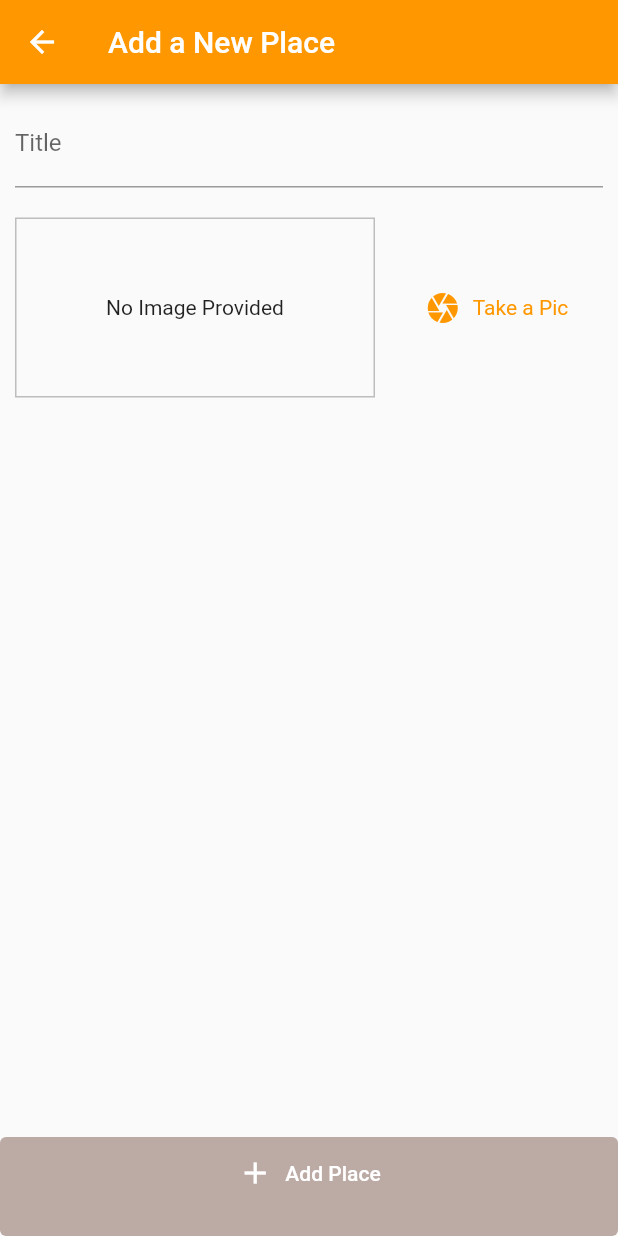
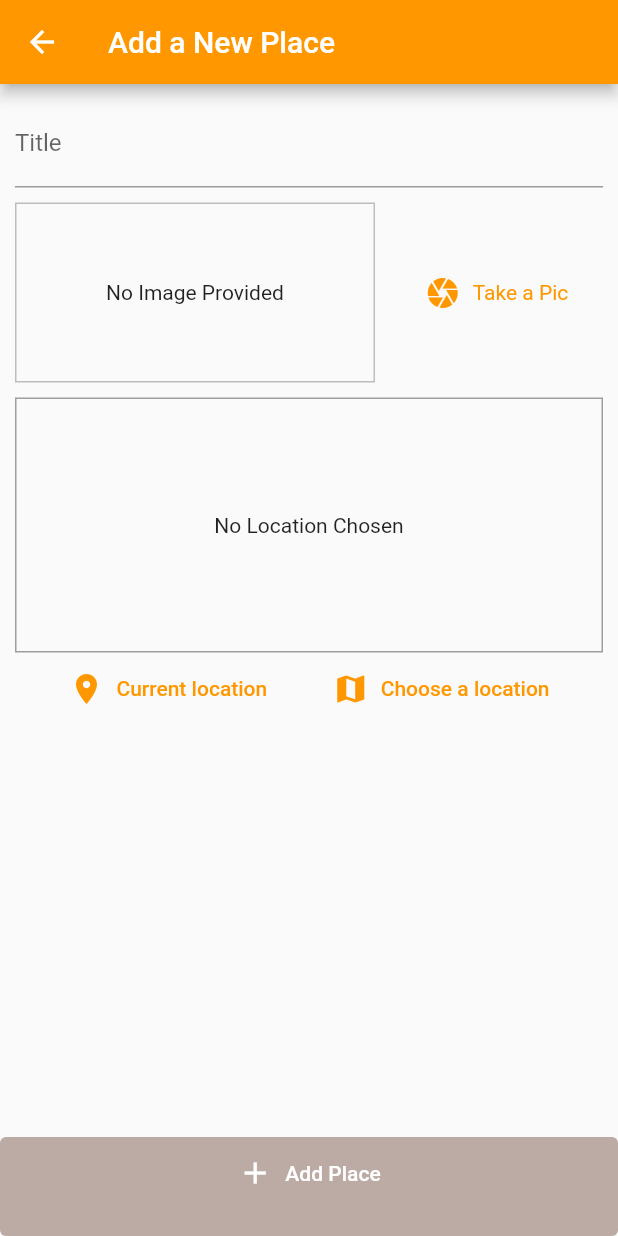
Before and after one commit to kenmaready/flutter_travel_app, a Flutter app: the screen it shows after launch, after a tap on the "add" icon, on a phone screen of 412 x 824 dp. Run offline on Flutter 3.47's test engine with Material 2 defaults, Android fonts, the phone set to English and light mode, and no system bars; our stand-ins replace geolocator, google_maps_flutter, image_picker, location, sqflite; missing offline and left inert: flutter_config; accounts and stored records are empty.

Commit message:
Added map/location selection functionality with google maps, expanded db models to include location data

```diff
--- /dev/null
+++ b/lib/helpers/db_helper.dart
@@ -0,0 +1,23 @@
+import 'package:sqflite/sqflite.dart' as sql;
+import 'package:path/path.dart' as path;
+
+class DBHelper {
+  static Future<sql.Database> database() async {
+    final dbPath = await sql.getDatabasesPath();
+    return sql.openDatabase(path.join(dbPath, 'places.db'),
+        onCreate: (db, version) {
+      return db.execute(
+          'CREATE TABLE places(id TEXT PRIMARY KEY, title TEXT, image TEXT, lat REAL, long REAL, address TEXT)');
+    }, version: 1);
+  }
+
+  static Future<void> insert(String table, Map<String, Object> data) async {
+    final db = await DBHelper.database();
+    db.insert(table, data, conflictAlgorithm: sql.ConflictAlgorithm.replace);
+  }
+
+  static Future<List<Map<String, Object?>>> get(String table) async {
+    final db = await DBHelper.database();
+    return db.query(table);
+  }
+}
--- /dev/null
+++ b/lib/helpers/location_helper.dart
@@ -0,0 +1,22 @@
+import 'package:flutter_config/flutter_config.dart';
+import 'package:http/http.dart' as http;
+import 'dart:convert';
+
+// Google maps API key from env file
+String api_key = FlutterConfig.get('GOOGLE_MAPS_API_KEY') as String;
+
+class LocationHelper {
+  static String generateLocationPreviewImage(
+      {double lat = 0.0, double long = 0.0}) {
+    return 'https://maps.googleapis.com/maps/api/staticmap?center=&$lat,$long&zoom=13&size=600x300&maptype=roadmap&markers=color:red%7Clabel:A%7C$lat,$long&key=$api_key';
+  }
+
+  static Future<String> getPlaceAddress(
+      {required double lat, required double long}) async {
+    final url = Uri.https('https://maps.googleapis.com/maps/api/',
+        '/geocode/json?latlng=$lat,$long&key=$api_key');
+
+    final response = await http.get(url);
+    return json.decode(response.body)['results'][0]['formatted_address'];
+  }
+}
--- a/lib/main.dart
+++ b/lib/main.dart
@@ -1,11 +1,13 @@
+import 'package:flutter_config/flutter_config.dart';
+import 'package:provider/provider.dart';
 import 'package:flutter/material.dart';
-//
-import 'package:provider/provider.dart';
 //
 import 'providers/great_places.dart';
 import './screens/index.dart';
 
-void main() {
+Future main() async {
+  WidgetsFlutterBinding.ensureInitialized();
+  await FlutterConfig.loadEnvVariables();
   runApp(MyApp());
 }
 
--- a/lib/models/place.dart
+++ b/lib/models/place.dart
@@ -8,7 +8,8 @@ class PlaceLocation {
   final double long;
   final String address;
 
-  PlaceLocation({required this.lat, required this.long, this.address = ''});
+  const PlaceLocation(
+      {required this.lat, required this.long, this.address = ''});
 
   PlaceLocation.empty()
       : lat = 0.0,
@@ -25,7 +26,7 @@ class Place {
   Place({required this.title, required this.location, required this.image})
       : id = uuid.v1();
 
-  Place.withId(
+  const Place.withId(
       {required this.id,
       required this.title,
       required this.location,
--- a/lib/providers/great_places.dart
+++ b/lib/providers/great_places.dart
@@ -1,6 +1,8 @@
 import 'package:flutter/foundation.dart';
 import 'dart:io';
 //
+import '../helpers/location_helper.dart';
+import '../helpers/db_helper.dart';
 import '../models/place.dart';
 
 class GreatPlaces with ChangeNotifier {
@@ -10,12 +12,44 @@ class GreatPlaces with ChangeNotifier {
     return [..._items];
   }
 
-  void addPlace(String title, File image) {
+  Future<void> addPlace(
+      String title, File image, PlaceLocation location) async {
     print("addPlace() called for new place ${title}...");
+
+    final address = await LocationHelper.getPlaceAddress(
+        lat: location.lat, long: location.long);
+    final updatedLocation =
+        PlaceLocation(lat: location.lat, long: location.long, address: address);
+
     final newPlace =
-        Place(image: image, title: title, location: PlaceLocation.empty());
+        Place(image: image, title: title, location: updatedLocation);
     _items.add(newPlace);
+
     print("New place added with id ${newPlace.id}...");
+    notifyListeners();
+
+    DBHelper.insert('places', {
+      'id': newPlace.id,
+      'title': newPlace.title,
+      'image': newPlace.image.path,
+      'lat': newPlace.location.lat,
+      'long': newPlace.location.long,
+      'address': newPlace.location.address
+    });
+  }
+
+  Future<void> fetchPlaces() async {
+    final data = await DBHelper.get('places');
+    _items = data
+        .map((item) => Place.withId(
+            id: item['id'] as String,
+            title: item['title'] as String,
+            image: File(item['image'] as String),
+            location: PlaceLocation(
+                lat: item['lat'] as double,
+                long: item['long'] as double,
+                address: item['address'] as String)))
+        .toList();
     notifyListeners();
   }
 }
--- a/lib/screens/places_list.dart
+++ b/lib/screens/places_list.dart
@@ -16,18 +16,28 @@ class PlacesListScreen extends StatelessWidget {
       body: Center(
           child: Column(children: [
         Expanded(
-          child: Consumer<GreatPlaces>(
-              child: const Text("No Places Saved Yet, Start Adding Some!"),
+          child: FutureBuilder(
+            future:
+                Provider.of<GreatPlaces>(context, listen: false).fetchPlaces(),
+            builder: (ctx, snapshot) => snapshot.connectionState ==
+                    ConnectionState.waiting
+                ? const Center(child: CircularProgressIndicator())
+                : Consumer<GreatPlaces>(
+                    child:
+                        const Text("No Places Saved Yet, Start Adding Some!"),
                     builder: (ctx, greatPlaces, ch) => (greatPlaces.items.length <= 0)
                         ? ch as Text
                         : ListView.builder(
                             itemCount: greatPlaces.items.length,
                             itemBuilder: (ctx, index) => ListTile(
                                 leading: CircleAvatar(
-                              backgroundImage:
-                                  FileImage(greatPlaces.items[index].image)),
+                                    backgroundImage: FileImage(
+                                        greatPlaces.items[index].image)),
                                 title: Text(greatPlaces.items[index].title),
+                                subtitle: Text(
+                                    greatPlaces.items[index].location.address),
                                 onTap: () {}))),
+          ),
         ),
         SizedBox(
           width: 50,
--- /dev/null
+++ b/lib/widgets/location_input.dart
@@ -0,0 +1,86 @@
+import 'package:google_maps_flutter/google_maps_flutter.dart';
+import 'package:geolocator/geolocator.dart';
+import 'package:location/location.dart';
+import 'package:flutter/material.dart';
+//
+import '../helpers/location_helper.dart';
+import '../screens/map.dart';
+
+class LocationInput extends StatefulWidget {
+  final Function onSelectLocation;
+
+  const LocationInput({Key? key, required this.onSelectLocation})
+      : super(key: key);
+
+  @override
+  State<LocationInput> createState() => _LocationInputState();
+}
+
+class _LocationInputState extends State<LocationInput> {
+  String _previewImageUrl = '';
+
+  Future<void> _getCurrentUserLocation() async {
+    try {
+      final locationData = await Geolocator.getCurrentPosition();
+      print(
+          "LocationData: {lat: ${locationData.latitude}, long: ${locationData.longitude}}");
+      setState(() {
+        _previewImageUrl = LocationHelper.generateLocationPreviewImage(
+            lat: locationData.latitude, long: locationData.longitude);
+      });
+      widget.onSelectLocation(
+          lat: locationData.latitude, long: locationData.longitude);
+    } catch (error) {
+      print("error in _getCurrentUserLocation(): ${error}");
+    }
+  }
+
+  Future<void> _selectionLocationOnMap() async {
+    final LatLng selectedLocation = await Navigator.of(context).push(
+        MaterialPageRoute(
+            builder: (ctx) => const MapScreen(isSelecting: true),
+            fullscreenDialog: true));
+
+    if (selectedLocation == null) return;
+
+    print(
+        "selectedLocation: {${selectedLocation.latitude}, ${selectedLocation.longitude}}");
+    widget.onSelectLocation(
+        lat: selectedLocation.latitude, long: selectedLocation.longitude);
+  }
+
+  @override
+  Widget build(BuildContext context) {
+    return Column(
+      children: [
+        Container(
+            height: 170,
+            width: double.infinity,
+            alignment: Alignment.center,
+            decoration:
+                BoxDecoration(border: Border.all(width: 1, color: Colors.grey)),
+            child: _previewImageUrl == null || _previewImageUrl == ''
+                ? const Text(
+                    'No Location Chosen',
+                    textAlign: TextAlign.center,
+                  )
+                : Image.network(_previewImageUrl,
+                    fit: BoxFit.cover, width: double.infinity)),
+        Row(
+          mainAxisAlignment: MainAxisAlignment.spaceEvenly,
+          children: [
+            TextButton.icon(
+              icon: const Icon(Icons.location_on),
+              label: const Text('Current location'),
+              onPressed: _getCurrentUserLocation,
+            ),
+            TextButton.icon(
+                icon: const Icon(Icons.map),
+                label: const Text('Choose a location'),
+                onPressed: _selectionLocationOnMap)
+          ],
+        )
+      ],
+    );
+  }
+}
```
Also changed, not shown: lib/screens/add_place.dart (+22 -4 lines), lib/screens/map.dart (added, +61 -0 lines), pubspec.yaml (+9 -6 lines), pubspec.lock, 9 other files. Lines whose indentation alone changed are shown as unchanged.
